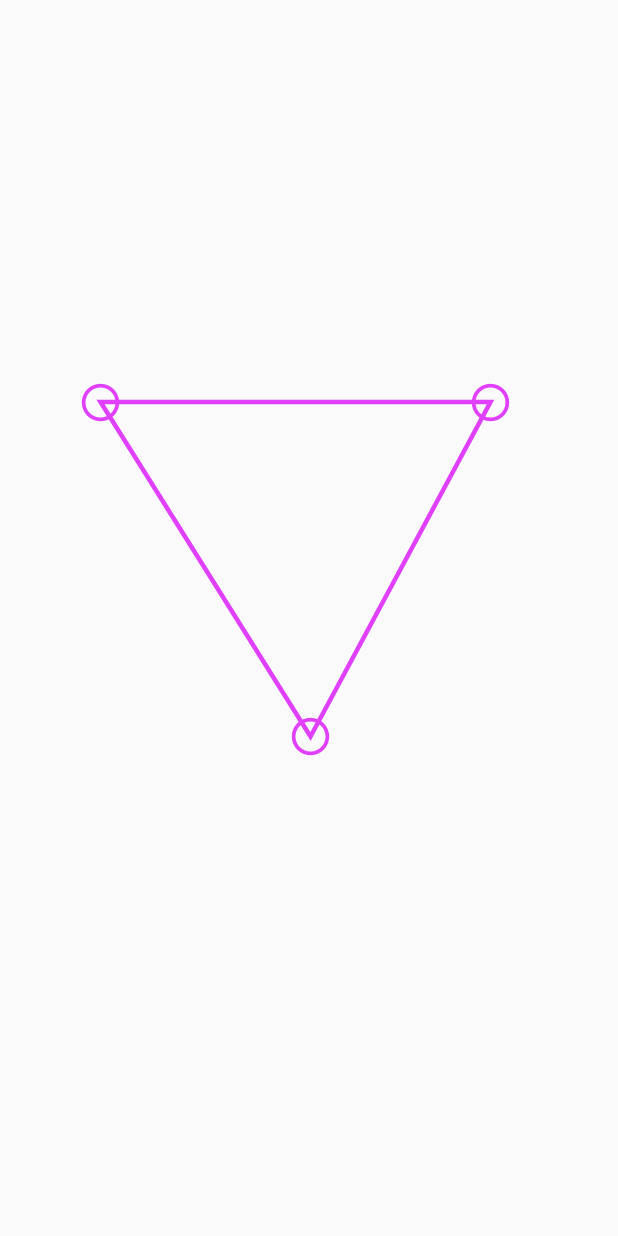
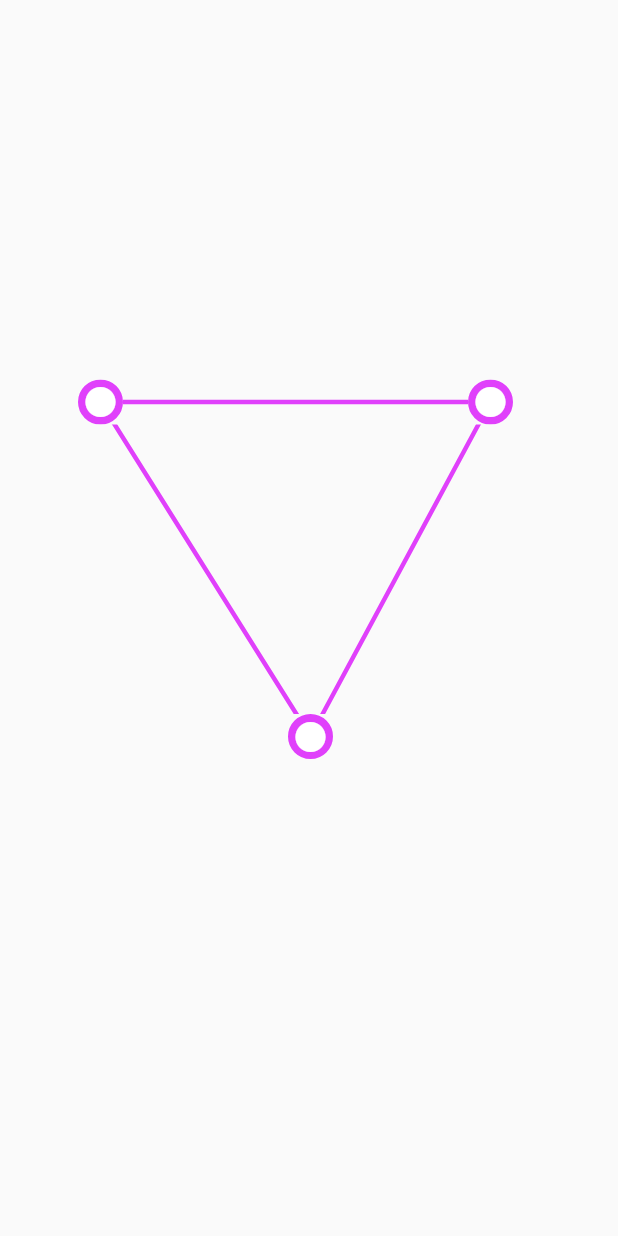
Before and after one commit to alice-ang/flutter, a Flutter app: the screen it shows after launch, on a phone screen of 412 x 824 dp. Run offline on Flutter 3.47's test engine with Material 2 defaults, Android fonts, the light colour scheme and no system bars.

Commit message:
inkwell widget

```diff
--- a/lib/main.dart
+++ b/lib/main.dart
@@ -53,11 +53,26 @@ class _MyCanvasState extends State<MyCanvas> {
     pos.add(Position(312, 253));
     pos.add(Position(52, 253));
 
-    Icon circle = const Icon(
-      Icons.circle_outlined,
-      size: 30,
-      color: Colors.purpleAccent,
-    );
+    Material circle = Material(
+        child: Ink(
+      decoration: BoxDecoration(
+        border: Border.all(color: Colors.purpleAccent, width: 3),
+        color: Colors.purpleAccent,
+        shape: BoxShape.circle,
+      ),
+      child: InkWell(
+        //This keeps the splash effect within the circle
+        borderRadius: BorderRadius.circular(20),
+
+        child: const Padding(
+          padding: EdgeInsets.all(0),
+          child: Icon(
+            Icons.circle,
+            color: Colors.white,
+          ),
+        ),
+      ),
+    ));
 
     return Scaffold(
       body: Stack(
```
